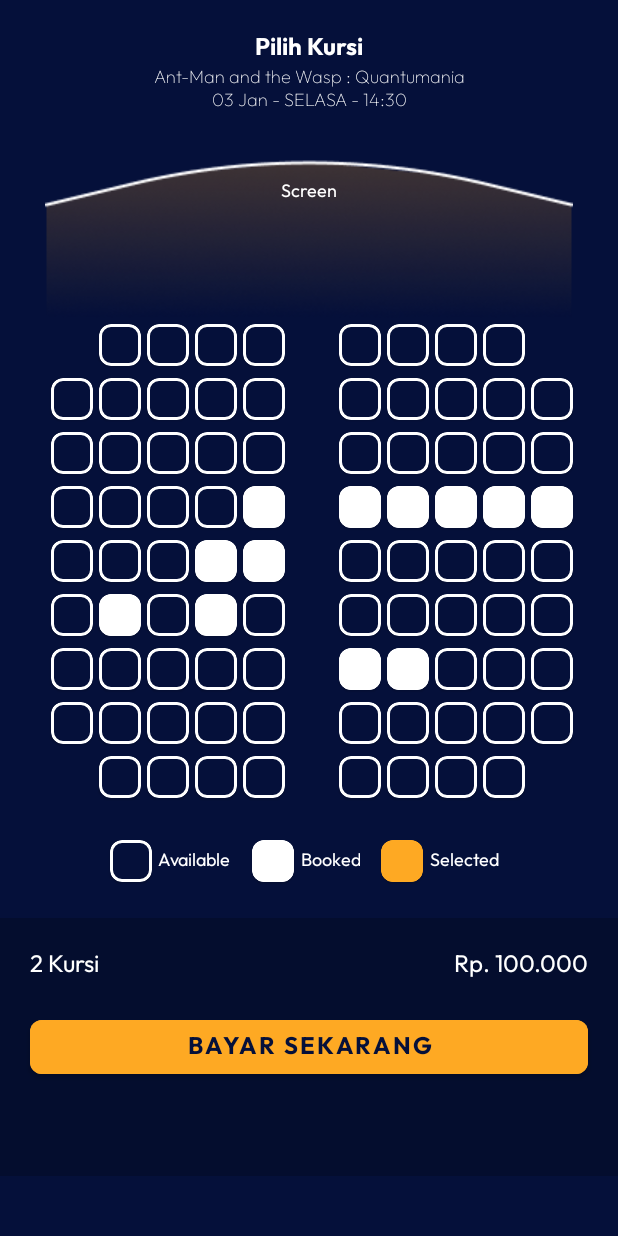
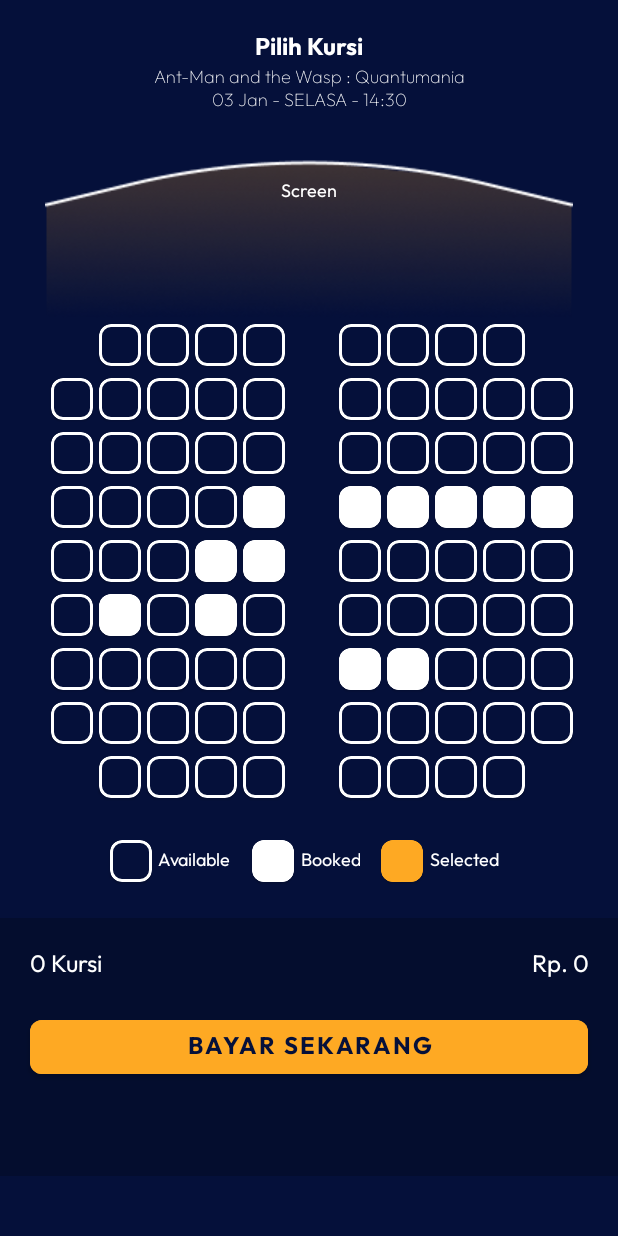
Before and after one commit to ridhogaa/WorkshopMovieApps, an Android app: the SeatsActivity screen opened directly, with no data from a screen before it, on a phone screen of 412 x 824 dp. Run offline under Robolectric (Android 15) with nearby library versions, the phone set to English and light mode, and no system bars.

Commit message:
feat: seats

```diff
--- a/app/src/main/java/com/example/workshopmovieapps/data/Seat.kt
+++ b/app/src/main/java/com/example/workshopmovieapps/data/Seat.kt
@@ -13,9 +13,11 @@ fun generateSeat(): List<Seat> {
             i == 42 || i == 43 || i == 44 ||
             i == 48 || i == 49 || i == 57 ||
             i == 59 || i == 73 || i == 74
-        ) list.add(Seat(i, false, true)) else {
+        )
+            list.add(Seat(i, false, true))
+        else
             list.add(Seat(i, false, false))
-        }
+
     }
     return list
 }
--- a/app/src/main/res/layout/activity_seats.xml
+++ b/app/src/main/res/layout/activity_seats.xml
@@ -118,7 +118,7 @@
         <TextView
                 android:id="@+id/tv_count_seat"
                 android:layout_width="0dp"
-                android:text="2 Kursi"
+                android:text="0 Kursi"
                 android:fontFamily="@font/outfit_regular"
                 android:textSize="16sp"
                 android:layout_margin="20dp"
@@ -133,7 +133,7 @@
         <TextView
                 android:id="@+id/tv_sum_seat"
                 android:layout_width="0dp"
-                android:text="Rp. 100.000"
+                android:text="Rp. 0"
                 android:textSize="16sp"
                 android:fontFamily="@font/outfit_regular"
                 android:layout_margin="20dp"
```
Also changed, not shown: app/src/main/java/com/example/workshopmovieapps/SeatsActivity.kt (+29 -0 lines).
